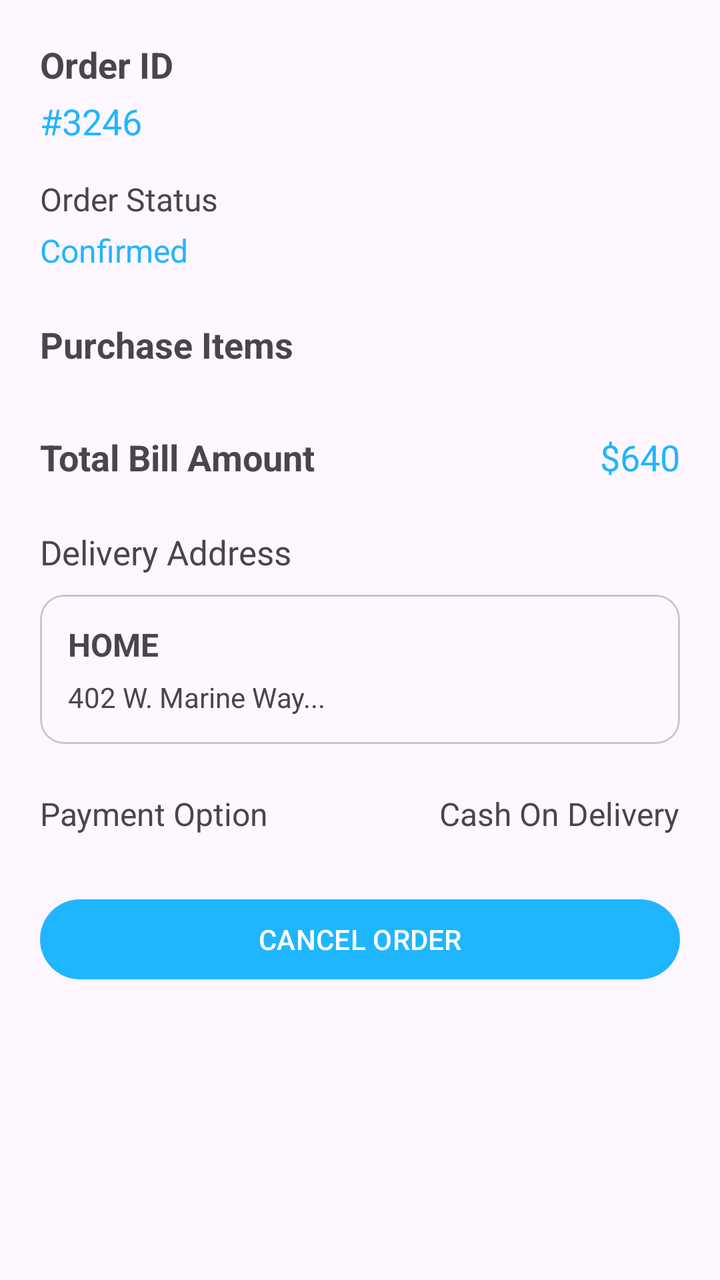
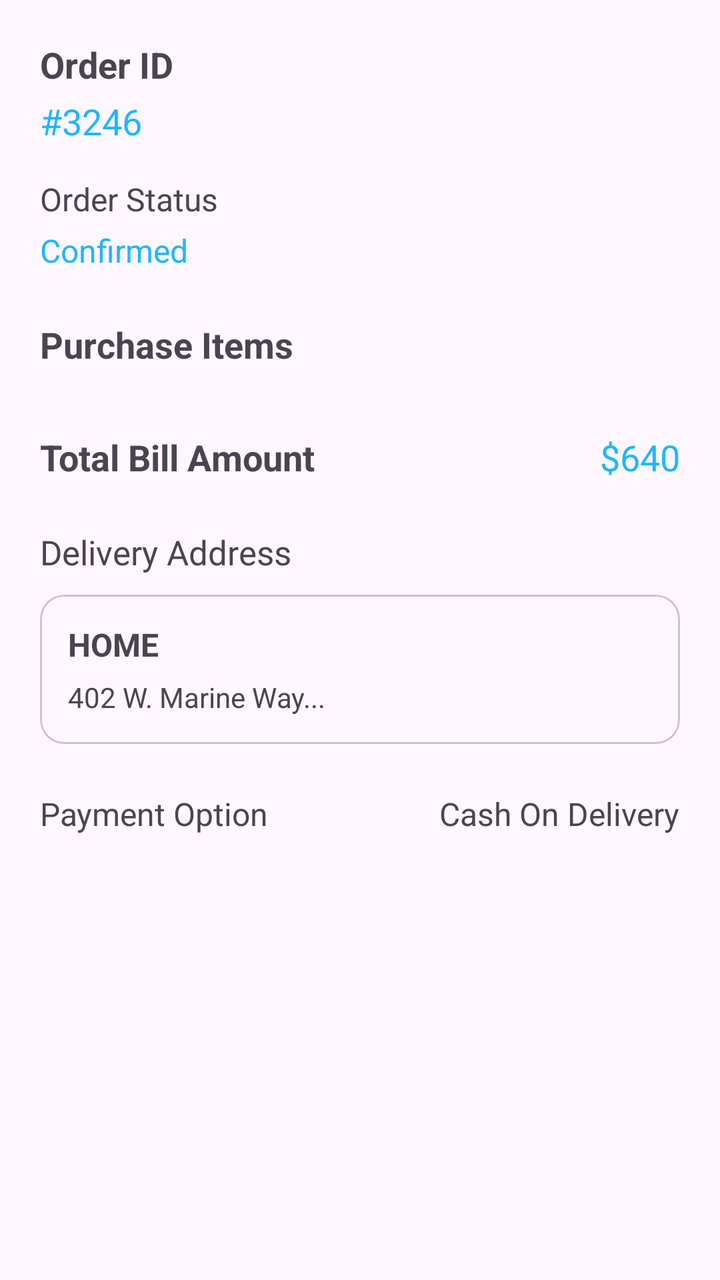

Before-and-after screenshots of an Android layout around one commit, followed by the original layout XML and the change that was made.
<!-- AndroidManifest.xml: application theme Theme.ECommerceApp -->
<!-- res/layout/fragment_order_confirmed.xml -->
<?xml version="1.0" encoding="utf-8"?>
<androidx.core.widget.NestedScrollView
    xmlns:android="http://schemas.android.com/apk/res/android"
    xmlns:app="http://schemas.android.com/apk/res-auto"
    android:layout_width="match_parent"
    android:layout_height="match_parent"
    android:fillViewport="true">

    <LinearLayout
        android:layout_width="match_parent"
        android:layout_height="wrap_content"
        android:orientation="vertical"
        android:padding="20dp">

        <TextView
            android:layout_width="wrap_content"
            android:layout_height="wrap_content"
            android:text="Order ID"
            android:textSize="18sp"
            android:textStyle="bold" />

        <TextView
            android:id="@+id/orderIdValue"
            android:layout_width="wrap_content"
            android:layout_height="wrap_content"
            android:layout_marginTop="4dp"
            android:text="#3246"
            android:textSize="18sp"
            android:textColor="@color/color_primary" />

        <TextView
            android:layout_width="wrap_content"
            android:layout_height="wrap_content"
            android:layout_marginTop="16dp"
            android:text="Order Status"
            android:textSize="16sp" />

        <TextView
            android:id="@+id/orderStatusValue"
            android:layout_width="wrap_content"
            android:layout_height="wrap_content"
            android:layout_marginTop="4dp"
            android:text="Confirmed"
            android:textColor="@color/color_primary"
            android:textSize="16sp" />

        <TextView
            android:layout_width="wrap_content"
            android:layout_height="wrap_content"
            android:layout_marginTop="24dp"
            android:text="Purchase Items"
            android:textSize="18sp"
            android:textStyle="bold" />

        <androidx.recyclerview.widget.RecyclerView
            android:id="@+id/orderItemsRecyclerView"
            android:layout_width="match_parent"
            android:layout_height="wrap_content"
            android:layout_marginTop="12dp"
            android:nestedScrollingEnabled="false" />

        <LinearLayout
            android:layout_width="match_parent"
            android:layout_height="wrap_content"
            android:layout_marginTop="20dp"
            android:orientation="horizontal"
            android:gravity="center_vertical">

            <TextView
                android:layout_width="0dp"
                android:layout_height="wrap_content"
                android:layout_weight="1"
                android:text="Total Bill Amount"
                android:textSize="18sp"
                android:textStyle="bold" />

            <TextView
                android:id="@+id/totalBillAmount"
                android:layout_width="wrap_content"
                android:layout_height="wrap_content"
                android:text="$640"
                android:textColor="@color/color_primary"
                android:textSize="18sp" />

        </LinearLayout>

        <TextView
            android:layout_width="wrap_content"
            android:layout_height="wrap_content"
            android:layout_marginTop="24dp"
            android:text="Delivery Address"
            android:textSize="17sp" />

        <com.google.android.material.card.MaterialCardView
            android:layout_width="match_parent"
            android:layout_height="wrap_content"
            android:layout_marginTop="10dp"
            app:cardElevation="0dp"
            app:strokeWidth="1dp">

            <LinearLayout
                android:layout_width="match_parent"
                android:layout_height="wrap_content"
                android:orientation="vertical"
                android:padding="14dp">

                <TextView
                    android:id="@+id/addressTitle"
                    android:layout_width="wrap_content"
                    android:layout_height="wrap_content"
                    android:text="HOME"
                    android:textSize="16sp"
                    android:textStyle="bold" />

                <TextView
                    android:id="@+id/addressText"
                    android:layout_width="match_parent"
                    android:layout_height="wrap_content"
                    android:layout_marginTop="6dp"
                    android:text="402 W. Marine Way..."
                    android:textSize="14sp" />

            </LinearLayout>

        </com.google.android.material.card.MaterialCardView>

        <LinearLayout
            android:layout_width="match_parent"
            android:layout_height="wrap_content"
            android:layout_marginTop="24dp"
            android:orientation="horizontal"
            android:gravity="center_vertical">

            <TextView
                android:layout_width="0dp"
                android:layout_height="wrap_content"
                android:layout_weight="1"
                android:text="Payment Option"
                android:textSize="16sp" />

            <TextView
                android:id="@+id/paymentOptionValue"
                android:layout_width="wrap_content"
                android:layout_height="wrap_content"
                android:text="Cash On Delivery"
                android:textSize="16sp" />

        </LinearLayout>

        <com.google.android.material.button.MaterialButton
            android:id="@+id/cancelOrderButton"
            android:layout_width="match_parent"
            android:layout_height="wrap_content"
            android:layout_marginTop="28dp"
            android:text="CANCEL ORDER"
            app:backgroundTint="@color/color_primary" />

    </LinearLayout>

</androidx.core.widget.NestedScrollView>
<!-- resources referenced by this layout -->
<resources>
  <color name="color_primary">#1FB6FF</color>
  <style name="Theme.ECommerceApp" parent="Base.Theme.ECommerceApp" />
  <style name="Base.Theme.ECommerceApp" parent="Theme.Material3.DayNight.NoActionBar">
          
          
      </style>
</resources>

<!-- the commit's change to res/layout/fragment_order_confirmed.xml (unified diff, before → after) -->
@@ -147,13 +147,7 @@
 
         </LinearLayout>
 
-        <com.google.android.material.button.MaterialButton
-            android:id="@+id/cancelOrderButton"
-            android:layout_width="match_parent"
-            android:layout_height="wrap_content"
-            android:layout_marginTop="28dp"
-            android:text="CANCEL ORDER"
-            app:backgroundTint="@color/color_primary" />
+
 
     </LinearLayout>
 
